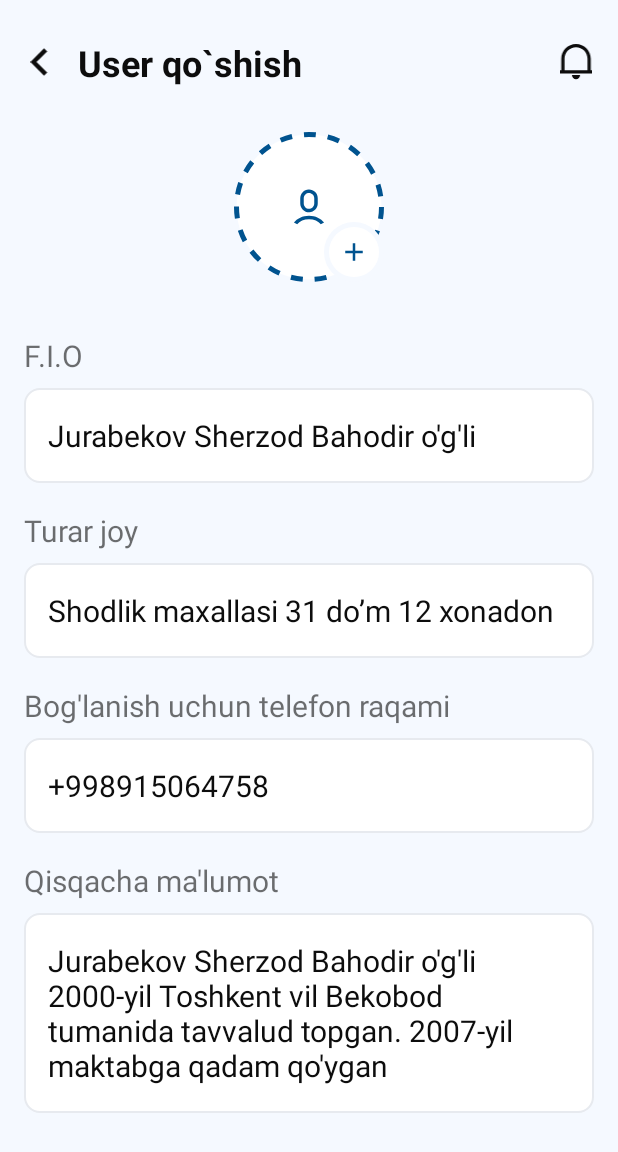
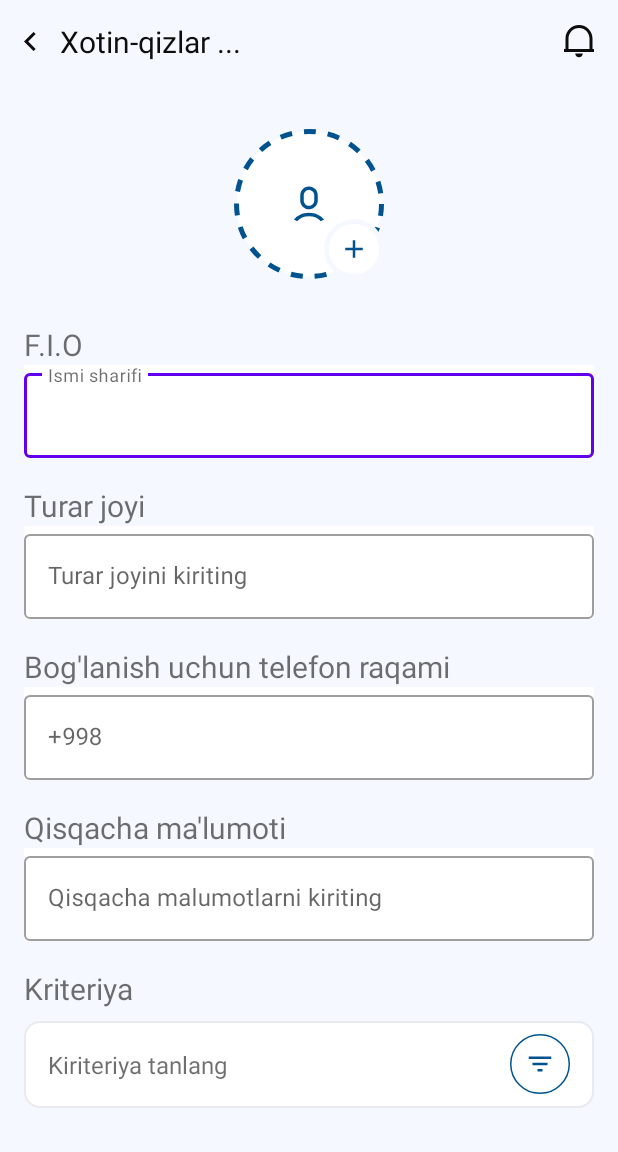
Before and after one commit to azizjon7205/Mahalla, an Android app: the fragment AddUserFragment shown on its own in the app's theme, on a phone screen of 412 x 824 dp. Shown: the top 1152 px of the screen. Run offline under Robolectric (Android 15) with nearby library versions, the phone set to English and light mode, and no system bars; 1 statement that could not run was skipped.

Commit message:
First commit

```diff
--- a/app/src/main/res/layout/fragment_add_user.xml
+++ b/app/src/main/res/layout/fragment_add_user.xml
@@ -10,39 +10,57 @@
     <androidx.appcompat.widget.LinearLayoutCompat
         android:layout_width="match_parent"
         android:layout_height="match_parent"
-        android:layout_marginTop="25dp"
         android:orientation="vertical">
 
-        <androidx.appcompat.widget.LinearLayoutCompat
+        <com.google.android.material.appbar.AppBarLayout
             android:layout_width="match_parent"
             android:layout_height="wrap_content"
-            android:layout_marginHorizontal="16dp"
+            android:background="@color/s_main_bg"
+            android:fitsSystemWindows="true"
+            app:elevation="0dp">
+
+            <androidx.appcompat.widget.Toolbar
+                android:layout_width="match_parent"
+                android:layout_height="?android:attr/actionBarSize"
+                android:background="@color/s_main_bg"
+                app:layout_scrollFlags="scroll|enterAlways">
+
+                <LinearLayout
+                    android:layout_width="match_parent"
+                    android:layout_height="match_parent"
                     android:gravity="center_vertical"
                     android:orientation="horizontal">
 
                     <ImageView
                         android:id="@+id/iv_back"
-                android:layout_width="20dp"
-                android:layout_height="20dp"
-                android:src="@drawable/ic_arrow_left" />
+                        android:layout_width="wrap_content"
+                        android:layout_height="wrap_content"
+                        android:src="@drawable/ic_arrow_left"
+                        app:tint="@color/s_0D_100" />
 
                     <TextView
-                android:id="@+id/tv_xotin_qizlar"
+                        android:id="@+id/tv_title"
                         android:layout_width="0dp"
                         android:layout_height="wrap_content"
                         android:layout_marginStart="16dp"
                         android:layout_weight="1"
-                android:text="User qo`shish"
+                        android:text="@string/xotin_qizlar"
                         android:textColor="@color/s_0D_100"
-                android:textSize="24sp"
-                android:textStyle="bold" />
+                        android:textSize="20sp" />
 
                     <ImageView
                         android:id="@+id/iv_notification"
-                android:layout_width="24dp"
-                android:layout_height="24dp"
-                android:src="@drawable/ic_notification" />
-        </androidx.appcompat.widget.LinearLayoutCompat>
+                        android:layout_width="wrap_content"
+                        android:layout_height="wrap_content"
+                        android:layout_marginEnd="16dp"
+                        android:src="@drawable/ic_notification"
+                        app:tint="@color/s_0D_100" />
+
+                </LinearLayout>
+
+            </androidx.appcompat.widget.Toolbar>
+
+        </com.google.android.material.appbar.AppBarLayout>
 
 
         <androidx.appcompat.widget.LinearLayoutCompat
@@ -100,7 +118,7 @@
                 android:layout_width="match_parent"
                 android:layout_height="wrap_content"
                 android:layout_marginHorizontal="16dp"
-                android:layout_marginTop="35dp"
+                android:layout_marginTop="30dp"
                 android:orientation="vertical">
 
                 <androidx.appcompat.widget.LinearLayoutCompat
@@ -115,19 +133,23 @@
                         android:textColor="@color/s_0D_60"
                         android:textSize="20sp" />
 
-                    <TextView
-                        android:id="@+id/tv_full_name"
+                    <com.google.android.material.textfield.TextInputLayout
+                        android:id="@+id/text_input_full_name"
+                        style="@style/Widget.MaterialComponents.TextInputLayout.OutlinedBox"
                         android:layout_width="match_parent"
                         android:layout_height="wrap_content"
-                        android:layout_marginTop="8dp"
-                        android:background="@drawable/bg_details_table"
-                        android:paddingHorizontal="16dp"
-                        android:paddingVertical="18dp"
-                        android:text="Jurabekov Sherzod Bahodir o'g'li"
-                        android:textColor="@color/s_0D_100"
-                        android:textSize="20sp" />
+                        android:background="@color/white"
+                        android:hint="Ismi sharifi"
+                        app:hintTextColor="@color/s_0D_60">
+
+                        <com.google.android.material.textfield.TextInputEditText
+                            android:id="@+id/et_full_name"
+                            android:layout_width="match_parent"
+                            android:layout_height="wrap_content"
+                            android:textColor="@color/s_0D_100" />
+
+                    </com.google.android.material.textfield.TextInputLayout>
                 </androidx.appcompat.widget.LinearLayoutCompat>
-
 
                 <androidx.appcompat.widget.LinearLayoutCompat
                     android:layout_width="match_parent"
@@ -138,22 +160,25 @@
                     <TextView
                         android:layout_width="wrap_content"
                         android:layout_height="wrap_content"
-                        android:text="Turar joy"
+                        android:text="Turar joyi"
                         android:textColor="@color/s_0D_60"
                         android:textSize="20sp" />
 
-                    <TextView
-                        android:id="@+id/tv_destination"
+                    <com.google.android.material.textfield.TextInputLayout
+                        android:id="@+id/text_input_destination"
+                        style="@style/Widget.MaterialComponents.TextInputLayout.OutlinedBox"
                         android:layout_width="match_parent"
                         android:layout_height="wrap_content"
-                        android:layout_marginTop="8dp"
-                        android:background="@drawable/bg_details_table"
-                        android:maxLines="1"
-                        android:paddingHorizontal="16dp"
-                        android:paddingVertical="18dp"
-                        android:text="Shodlik maxallasi 31 do’m 12 xonadon"
-                        android:textColor="@color/s_0D_100"
-                        android:textSize="20sp" />
+                        android:background="@color/white"
+                        android:hint="Turar joyini kiriting"
+                        app:hintTextColor="@color/s_0D_60">
+
+                        <com.google.android.material.textfield.TextInputEditText
+                            android:id="@+id/et_destination"
+                            android:layout_width="match_parent"
+                            android:layout_height="wrap_content" />
+
+                    </com.google.android.material.textfield.TextInputLayout>
                 </androidx.appcompat.widget.LinearLayoutCompat>
 
                 <androidx.appcompat.widget.LinearLayoutCompat
@@ -169,43 +194,96 @@
                         android:textColor="@color/s_0D_60"
                         android:textSize="20sp" />
 
-                    <TextView
-                        android:id="@+id/phone_number1"
+                    <com.google.android.material.textfield.TextInputLayout
+                        android:id="@+id/text_input_phone_number"
+                        style="@style/Widget.MaterialComponents.TextInputLayout.OutlinedBox"
                         android:layout_width="match_parent"
                         android:layout_height="wrap_content"
-                        android:layout_marginTop="8dp"
-                        android:background="@drawable/bg_details_table"
-                        android:paddingHorizontal="16dp"
-                        android:paddingVertical="18dp"
-                        android:text="+998915064758"
-                        android:textColor="@color/s_0D_100"
-                        android:textSize="20sp" />
+                        android:background="@color/white"
+                        android:hint="+998"
+                        app:hintTextColor="@color/s_0D_60">
+
+                        <com.google.android.material.textfield.TextInputEditText
+                            android:id="@+id/et_phone_number"
+                            android:layout_width="match_parent"
+                            android:layout_height="wrap_content"
+                            android:inputType="number" />
+
+                    </com.google.android.material.textfield.TextInputLayout>
                 </androidx.appcompat.widget.LinearLayoutCompat>
 
                 <androidx.appcompat.widget.LinearLayoutCompat
                     android:layout_width="match_parent"
                     android:layout_height="wrap_content"
+                    android:layout_marginTop="18dp"
                     android:orientation="vertical">
 
                     <TextView
                         android:layout_width="wrap_content"
                         android:layout_height="wrap_content"
-                        android:layout_marginTop="18dp"
-                        android:text="Qisqacha ma'lumot"
+                        android:text="Qisqacha ma'lumoti"
                         android:textColor="@color/s_0D_60"
                         android:textSize="20sp" />
 
-                    <TextView
+                    <com.google.android.material.textfield.TextInputLayout
+                        android:id="@+id/text_input_short_about"
+                        style="@style/Widget.MaterialComponents.TextInputLayout.OutlinedBox"
                         android:layout_width="match_parent"
                         android:layout_height="wrap_content"
-                        android:layout_marginTop="8dp"
+                        android:background="@color/white"
+                        android:hint="Qisqacha malumotlarni kiriting"
+                        app:hintTextColor="@color/s_0D_60">
+
+                        <com.google.android.material.textfield.TextInputEditText
+                            android:id="@+id/et_short_about"
+                            android:layout_width="match_parent"
+                            android:layout_height="wrap_content" />
+
+                    </com.google.android.material.textfield.TextInputLayout>
+                </androidx.appcompat.widget.LinearLayoutCompat>
+
+                <androidx.appcompat.widget.LinearLayoutCompat
+                    android:layout_width="match_parent"
+                    android:layout_height="wrap_content"
+                    android:orientation="vertical"
+                    android:layout_marginTop="18dp"
+                    android:layout_marginBottom="30dp">
+
+                    <TextView
+                        android:layout_width="wrap_content"
+                        android:layout_height="wrap_content"
+                        android:text="Kriteriya"
+                        android:textColor="@color/s_0D_60"
+                        android:textSize="20sp"
+                        android:layout_marginBottom="8dp"/>
+
+                    <androidx.appcompat.widget.LinearLayoutCompat
+                        android:layout_width="match_parent"
+                        android:layout_height="wrap_content"
                         android:background="@drawable/bg_details_table"
+                        android:gravity="center_vertical"
+                        android:orientation="horizontal">
+
+                        <TextView
+                            android:layout_width="0dp"
+                            android:layout_height="wrap_content"
+                            android:layout_weight="1"
+                            android:hint="Kiriteriya tanlang"
+                            android:paddingVertical="18dp"
                             android:paddingHorizontal="16dp"
-                        android:paddingVertical="18dp"
-                        android:text="Jurabekov Sherzod Bahodir o'g'li 2000-yil Toshkent vil Bekobod tumanida tavvalud topgan. 2007-yil maktabga qadam qo'ygan"
-                        android:textColor="@color/s_0D_100"
-                        android:textSize="20sp" />
+                            android:id="@+id/tv_kriteriya"
+                            android:textColorHint="@color/s_0D_60"
+                            android:textSize="16dp"/>
+
+                        <ImageView
+                            android:layout_width="wrap_content"
+                            android:layout_height="wrap_content"
+                            android:src="@drawable/ic_filter"
+                            android:paddingHorizontal="16dp"
+                            android:id="@+id/iv_filter"/>
                     </androidx.appcompat.widget.LinearLayoutCompat>
+                </androidx.appcompat.widget.LinearLayoutCompat>
+
 
             </androidx.appcompat.widget.LinearLayoutCompat>
 
```
Lines whose indentation alone changed are shown as unchanged.
